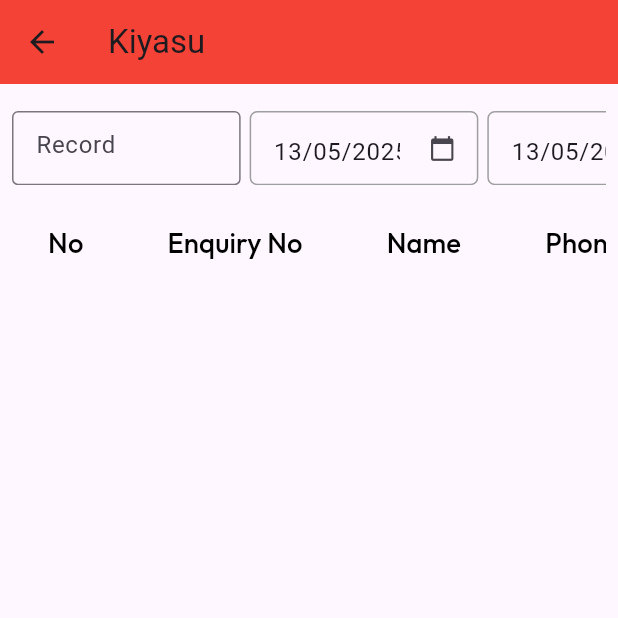
After one commit to ofchari/Zaron, a Flutter app: the OpenEnquiryPage screen opened directly, on a phone screen of 412 x 824 dp, the top half of it. The commit adds this screen. Run offline on Flutter 3.47's test engine with Material 3 defaults, Android fonts, the phone set to English and light mode, and no system bars; our stand-ins replace dropdown_search, flutter_screenutil, font_awesome_flutter, gap, get, google_fonts and 2 more; accounts and stored records are empty; network calls fail.

Commit message:
open Enquiry page

```diff
--- a/lib/view/screens/dashboard.dart
+++ b/lib/view/screens/dashboard.dart
@@ -8,6 +8,7 @@ import 'package:zaron/view/screens/total_enquiry.dart';
 import 'package:zaron/view/widgets/text.dart';
 
 import '../widgets/subhead.dart';
+import 'open_enquiry.dart';
 
 class Dashboard extends StatefulWidget {
   const Dashboard({super.key, required this.userid});
@@ -77,7 +78,7 @@ class _DashboardState extends State<Dashboard> {
         "title": "Open Enquiry",
         "icon": FontAwesomeIcons.folderOpen,
         "color": Colors.orange,
-        "route": null
+        "route": OpenEnquiryPage()
       },
       {
         "title": "Quotations",
--- /dev/null
+++ b/lib/view/screens/open_enquiry.dart
@@ -0,0 +1,380 @@
+import 'dart:convert';
+
+import 'package:flutter/material.dart';
+import 'package:flutter_screenutil/flutter_screenutil.dart';
+import 'package:gap/gap.dart';
+import 'package:google_fonts/google_fonts.dart';
+import 'package:http/http.dart' as http;
+import 'package:intl/intl.dart';
+
+class OpenEnquiryPage extends StatefulWidget {
+  const OpenEnquiryPage({super.key});
+
+  @override
+  State<OpenEnquiryPage> createState() => _OpenEnquiryPageState();
+}
+
+class _OpenEnquiryPageState extends State<OpenEnquiryPage> {
+  bool isLoading = true;
+  List<dynamic> data = [];
+
+  Future<void> getData() async {
+    setState(() {
+      isLoading = true;
+    });
+
+    String url =
+        "https://demo.zaron.in:8181/index.php/order/fetch_data_table?page=1&size=10&search=&tablename=orders&order_base=0&from_date=2025-05-13&to_date=2025-05-13";
+
+    try {
+      final response = await http.get(Uri.parse(url));
+
+      if (response.statusCode == 200) {
+        final json = jsonDecode(response.body);
+        final portalList = json['PortalActivity'];
+
+        if (mounted) {
+          setState(() {
+            data = portalList;
+            isLoading = false;
+          });
+        }
+      } else {
+        print("HTTP error: ${response.statusCode}");
+        setState(() {
+          isLoading = false;
+        });
+      }
+    } catch (e) {
+      print("Error: $e");
+      setState(() {
+        isLoading = false;
+      });
+    }
+  }
+
+  int selectedRecords = 10;
+  DateTime fromDate = DateTime.now();
+  DateTime toDate = DateTime.now();
+  TextEditingController searchController = TextEditingController();
+
+  Future<void> _pickDate(BuildContext context, bool isFrom) async {
+    final DateTime? picked = await showDatePicker(
+      context: context,
+      initialDate: isFrom ? fromDate : toDate,
+      firstDate: DateTime(2000),
+      lastDate: DateTime(2100),
+    );
+    if (picked != null) {
+      setState(() {
+        if (isFrom) {
+          fromDate = picked;
+        } else {
+          toDate = picked;
+        }
+      });
+    }
+  }
+
+  @override
+  void initState() {
+    // TODO: implement initState
+    super.initState();
+    getData();
+  }
+
+  @override
+  void dispose() {
+    // TODO: implement dispose
+    super.dispose();
+    getData();
+  }
+
+  @override
+  Widget build(BuildContext context) {
+    var size = MediaQuery.sizeOf(context);
+    return Scaffold(
+      appBar: AppBar(
+        backgroundColor: Colors.red,
+        title: Text("Kiyasu"),
+      ),
+      body: Padding(
+        padding: const EdgeInsets.all(8.0),
+        child: SizedBox(
+          width: size.width,
+          child: Column(
+            children: [
+              Gap(10),
+              SingleChildScrollView(
+                scrollDirection: Axis.horizontal,
+                child: Row(
+                  children: [
+                    _buildTextfield("Record"),
+                    Gap(6),
+                    SizedBox(
+                      height: size.height * 0.06,
+                      width: size.width * 0.37,
+                      child: TextField(
+                        readOnly: true,
+                        decoration: InputDecoration(
+                          enabledBorder: OutlineInputBorder(
+                            borderRadius: BorderRadius.circular(5),
+                            borderSide: BorderSide(color: Colors.grey),
+                          ),
+                          focusedBorder: OutlineInputBorder(
+                            borderRadius: BorderRadius.circular(5),
+                            borderSide: BorderSide(color: Colors.blue),
+                          ),
+                          suffixIcon: Icon(Icons.calendar_today, size: 18),
+                        ),
+                        controller: TextEditingController(
+                          text: DateFormat('dd/MM/yyyy').format(fromDate),
+                        ),
+                        onTap: () => _pickDate(context, true),
+                      ),
+                    ),
+                    Gap(6),
+                    SizedBox(
+                      height: size.height * 0.06,
+                      width: size.width * 0.37,
+                      child: TextField(
+                        readOnly: true,
+                        decoration: InputDecoration(
+                          enabledBorder: OutlineInputBorder(
+                            borderRadius: BorderRadius.circular(5),
+                            borderSide: BorderSide(color: Colors.grey),
+                          ),
+                          focusedBorder: OutlineInputBorder(
+                            borderRadius: BorderRadius.circular(5),
+                            borderSide: BorderSide(color: Colors.blue),
+                          ),
+                          suffixIcon: Icon(Icons.calendar_today, size: 18),
+                        ),
+                        controller: TextEditingController(
+                          text: DateFormat('dd/MM/yyyy').format(toDate),
+                        ),
+                        onTap: () => _pickDate(context, false),
+                      ),
+                    ),
+                    Gap(6),
+                    _buildTextfield("Order No"),
+
+                    // _textfields("Order No"),
+                  ],
+                ),
+              ),
+              Gap(10),
+              isLoading
+                  ? Expanded(child: Center(child: CircularProgressIndicator()))
+                  : Expanded(
+                      child: SingleChildScrollView(
+                        scrollDirection: Axis.horizontal,
+                        child: DataTable(
+                          columns: [
+                            DataColumn(
+                                label: Text(
+                              "No",
+                              style: GoogleFonts.outfit(
+                                textStyle: TextStyle(
+                                  fontSize: 16.sp,
+                                  fontWeight: FontWeight.w500,
+                                  color: Colors.black,
+                                ),
+                              ),
+                            )),
+                            DataColumn(
+                                label: Text(
+                              "Enquiry No",
+                              style: GoogleFonts.outfit(
+                                textStyle: TextStyle(
+                                  fontSize: 16.sp,
+                                  fontWeight: FontWeight.w500,
+                                  color: Colors.black,
+                                ),
+                              ),
+                            )),
+                            DataColumn(
+                                label: Text(
+                              "Name",
+                              style: GoogleFonts.outfit(
+                                textStyle: TextStyle(
+                                  fontSize: 16.sp,
+                                  fontWeight: FontWeight.w500,
+                                  color: Colors.black,
+                                ),
+                              ),
+                            )),
+                            DataColumn(
+                                label: Text(
+                              "Phone",
+                              style: GoogleFonts.outfit(
+                                textStyle: TextStyle(
+                                  fontSize: 16.sp,
+                                  fontWeight: FontWeight.w500,
+                                  color: Colors.black,
+                                ),
+                              ),
+                            )),
+                            DataColumn(
+                                label: Text(
+                              "Total",
+                              style: GoogleFonts.outfit(
+                                textStyle: TextStyle(
+                                  fontSize: 16.sp,
+                                  fontWeight: FontWeight.w500,
+                                  color: Colors.black,
+                                ),
+                              ),
+                            )),
+                            DataColumn(
+                                label: Text(
+                              "Enquiry Date",
+                              style: GoogleFonts.outfit(
+                                textStyle: TextStyle(
+                                  fontSize: 16.sp,
+                                  fontWeight: FontWeight.w500,
+                                  color: Colors.black,
+                                ),
+                              ),
+                            )),
+                            DataColumn(
+                                label: Text(
+                              "Action",
+                              style: GoogleFonts.outfit(
+                                textStyle: TextStyle(
+                                  fontSize: 16.sp,
+                                  fontWeight: FontWeight.w500,
+                                  color: Colors.black,
+                                ),
+                              ),
+                            )),
+                          ],
+                          rows: data.asMap().entries.map((entry) {
+                            int index = entry.key;
+                            var item = entry.value as Map<String, dynamic>;
+
+                            return DataRow(
+                                color: WidgetStateProperty.resolveWith<Color?>(
+                                  (Set<WidgetState> states) {
+                                    return entry.key % 2 == 0
+                                        ? Colors.white
+                                        : Colors.grey.shade200;
+                                  },
+                                ),
+                                cells: [
+                                  DataCell(Text(
+                                    '${item["no"] ?? ''}',
+                                    style: GoogleFonts.dmSans(
+                                      textStyle: TextStyle(
+                                        fontSize: 14.2.sp,
+                                        fontWeight: FontWeight.w400,
+                                        color: Colors.black,
+                                      ),
+                                    ),
+                                  )),
+                                  DataCell(Text(
+                                    item["order_no"] ?? '',
+                                    style: GoogleFonts.dmSans(
+                                      textStyle: TextStyle(
+                                        fontSize: 14.2.sp,
+                                        fontWeight: FontWeight.w400,
+                                        color: Colors.black,
+                                      ),
+                                    ),
+                                  )),
+                                  DataCell(Text(
+                                    item["name"] ?? '',
+                                    style: GoogleFonts.dmSans(
+                                      textStyle: TextStyle(
+                                        fontSize: 14.2.sp,
+                                        fontWeight: FontWeight.w400,
+                                        color: Colors.black,
+                                      ),
+                                    ),
+                                  )),
+                                  DataCell(Text(
+                                    item["phone"] ?? '',
+                                    style: GoogleFonts.dmSans(
+                                      textStyle: TextStyle(
+                                        fontSize: 14.2.sp,
+                                        fontWeight: FontWeight.w400,
+                                        color: Colors.black,
+                                      ),
+                                    ),
+                                  )),
+                                  DataCell(Text(
+                                    "${item["totalamount".toString()] ?? 0.toString()}",
+                                    style: GoogleFonts.dmSans(
+                                      textStyle: TextStyle(
+                                        fontSize: 14.2.sp,
+                                        fontWeight: FontWeight.w400,
+                                        color: Colors.black,
+                                      ),
+                                    ),
+                                  )),
+                                  DataCell(Text(
+                                    item["enquiry_date"] ?? '',
+                                    style: GoogleFonts.dmSans(
+                                      textStyle: TextStyle(
+                                        fontSize: 14.2.sp,
+                                        fontWeight: FontWeight.w400,
+                                        color: Colors.black,
+                                      ),
+                                    ),
+                                  )),
+                                  DataCell(
+                                    Row(
+                                      children: [
+                                        IconButton(
+                                          icon: const Icon(Icons.visibility,
+                                              color: Colors.blue),
+                                          onPressed: () {
+                                            // View details action
+                                            ScaffoldMessenger.of(context)
+                                                .showSnackBar(
+                                              SnackBar(
+                                                  content: Text(
+                                                      "View details for ${entry.value['order_no']}")),
+                                            );
+                                          },
+                                        ),
+                                        IconButton(
+                                          icon: const Icon(Icons.edit,
+                                              color: Colors.green),
+                                          onPressed: () {
+                                            // Edit action
+                                            ScaffoldMessenger.of(context)
+                                                .showSnackBar(
+                                              SnackBar(
+                                                  content: Text(
+                                                      "Edit ${entry.value['order_no']}")),
+                                            );
+                                          },
+                                        ),
+                                      ],
+                                    ),
+                                  ),
+                                ]);
+                          }).toList(),
+                        ),
+                      ),
+                    )
+            ],
+          ),
+        ),
+      ),
+    );
+  }
+
+  Widget _buildTextfield(String hinttext) {
+    var size = MediaQuery.sizeOf(context);
+    return Container(
+      height: size.height * 0.06,
+      width: size.width * 0.37,
+      child: TextFormField(
+        decoration:
+            InputDecoration(hintText: hinttext, border: OutlineInputBorder()),
+      ),
+    );
+  }
+}
```
Also changed, not shown: 12 other files.
